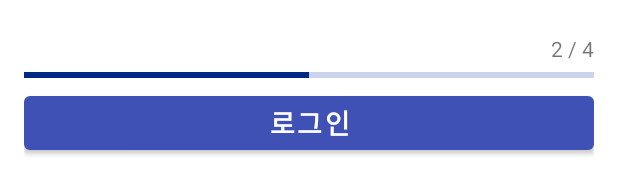
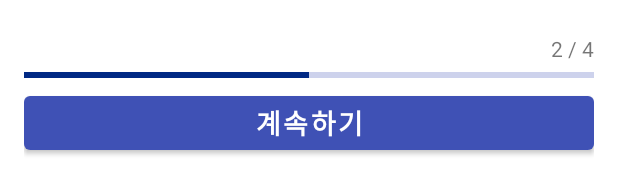
Before and after one commit to jaminKooDev/problem_bank_frontend_android, an Android app: the layout fragment_sign_up_name.xml on its own in the app's theme, with its tools: preview values and no code run, on a phone screen of 412 x 824 dp. Shown: the part 1053-1233 px from the top of the screen. Run offline under Robolectric (Android 15) with nearby library versions, the phone set to English and light mode, and no system bars.

Commit message:
버튼 이름 로그인 -> 계속하기로 변경

```diff
--- a/app/src/main/res/layout/fragment_sign_up_name.xml
+++ b/app/src/main/res/layout/fragment_sign_up_name.xml
@@ -108,7 +108,7 @@
                 android:layout_width="match_parent"
                 android:layout_height="wrap_content"
                 android:onClick="@{viewModel::onContinueBtnClick}"
-                android:text="로그인"
+                android:text="계속하기"
                 android:textSize="18dp"
                 android:textStyle="bold"
                 android:enabled="@{viewModel.isNameValidation() ? true : false}" />
```
